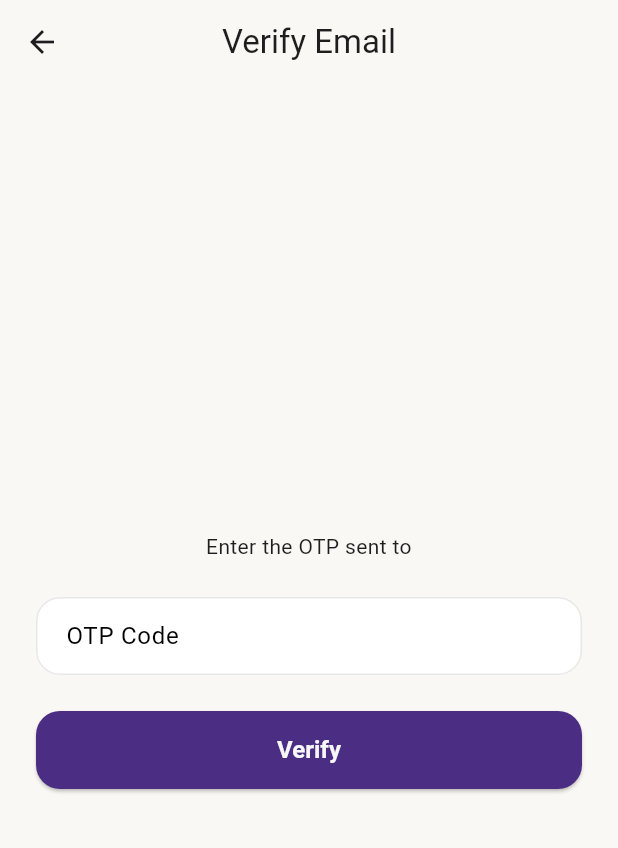
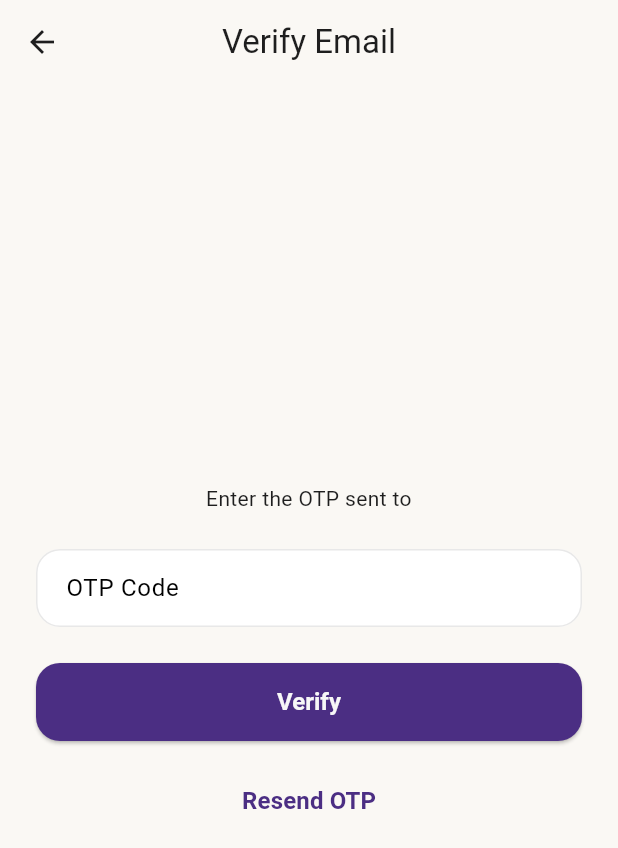
Before and after one commit to ziad7118m/aurelia, a Flutter app: the VerifyEmailScreen screen opened directly with empty values, on a phone screen of 412 x 824 dp. Shown: the top 848 px of the screen. Run offline on Flutter 3.47's test engine with Material 3 defaults, Android fonts, the phone set to English and light mode, and no system bars; our stand-ins replace dio, flutter_bloc, flutter_secure_storage, get_it, shared_preferences; accounts and stored records are empty.

Commit message:
feat: add resend otp flow

```diff
--- a/lib/core/api/api_constants.dart
+++ b/lib/core/api/api_constants.dart
@@ -9,6 +9,7 @@ class ApiConstants {
   static const String refreshToken = '/auth/refresh-token';
   static const String logout = '/auth/logout';
   static const String me = '/auth/me';
+  static const String resendOtp = '/auth/resend-otp';
 
   static const String products = '/products';
   static const String categories = '/categories';
--- a/lib/features/auth/logic/cubit/verify_email_state.dart
+++ b/lib/features/auth/logic/cubit/verify_email_state.dart
@@ -11,3 +11,13 @@ class VerifyEmailFailure extends VerifyEmailState {
 
   VerifyEmailFailure(this.message);
 }
+
+class ResendOtpLoading extends VerifyEmailState {}
+
+class ResendOtpSuccess extends VerifyEmailState {}
+
+class ResendOtpFailure extends VerifyEmailState {
+  final String message;
+
+  ResendOtpFailure(this.message);
+}
--- a/lib/features/auth/presentation/screens/verify_email_screen.dart
+++ b/lib/features/auth/presentation/screens/verify_email_screen.dart
@@ -52,6 +52,18 @@ class _VerifyEmailScreenState extends State<VerifyEmailScreen> {
                 content: Text(state.message),
               ),
             );
+          }else if (state is ResendOtpSuccess) {
+            ScaffoldMessenger.of(context).showSnackBar(
+              const SnackBar(
+                content: Text('OTP sent successfully.'),
+              ),
+            );
+          } else if (state is ResendOtpFailure) {
+            ScaffoldMessenger.of(context).showSnackBar(
+              SnackBar(
+                content: Text(state.message),
+              ),
+            );
           }
         },
         builder: (context, state) {
@@ -90,6 +102,21 @@ class _VerifyEmailScreenState extends State<VerifyEmailScreen> {
                       ? const CircularProgressIndicator()
                       : const Text('Verify'),
                 ),
+
+                const SizedBox(height: 16),
+
+                TextButton(
+                  onPressed: state is ResendOtpLoading
+                      ? null
+                      : () {
+                    context.read<VerifyEmailCubit>().resendOtp(
+                      email: widget.email,
+                    );
+                  },
+                  child: state is ResendOtpLoading
+                      ? const Text('Sending...')
+                      : const Text('Resend OTP'),
+                ),
               ],
             ),
           );
```
Also changed, not shown: lib/features/auth/data/remote/auth_remote_data_source.dart (+11 -0 lines), lib/features/auth/data/repos/auth_repo.dart (+14 -0 lines), lib/features/auth/logic/cubit/verify_email_cubit.dart (+13 -0 lines).
